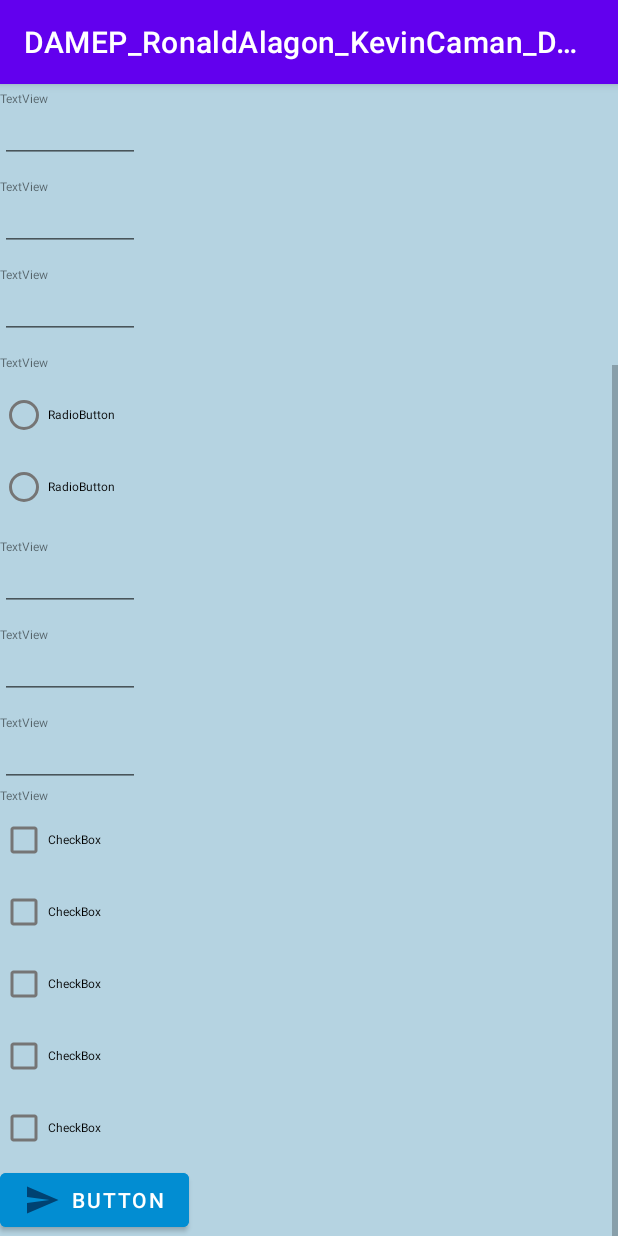
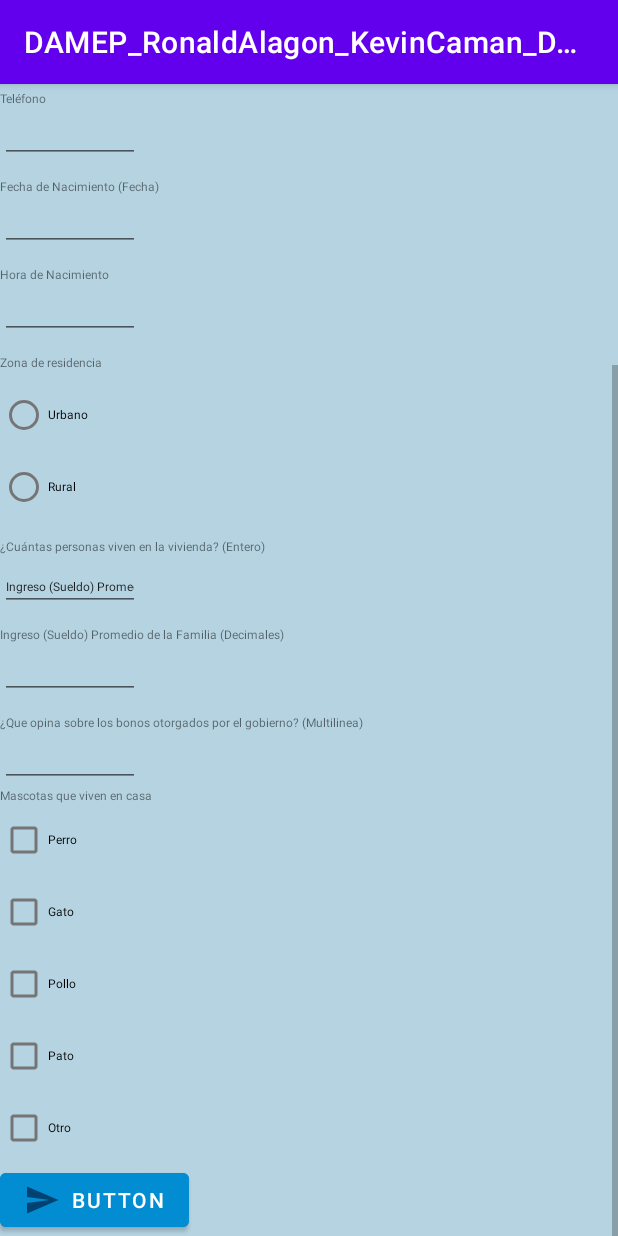
Before and after one commit to DieGodV3/dam_ep_QCA, an Android app: the screen it shows after launch (MainActivity), scrolled down 248 dp, on a phone screen of 412 x 824 dp. Run offline under Robolectric (Android 15) with nearby library versions, the phone set to English and light mode, and no system bars.

Commit message:
Caman tercera parte

```diff
--- a/DAMEP_RonaldAlagon_KevinCaman_DiegoQuispe/app/src/main/res/layout/activity_main.xml
+++ b/DAMEP_RonaldAlagon_KevinCaman_DiegoQuispe/app/src/main/res/layout/activity_main.xml
@@ -8,13 +8,14 @@
     tools:context=".MainActivity">
 
     <ScrollView
+        android:id="@+id/plco"
         android:layout_width="match_parent"
         android:layout_height="match_parent">
 
         <LinearLayout
             android:layout_width="match_parent"
             android:layout_height="wrap_content"
-            android:orientation="vertical" >
+            android:orientation="vertical">
 
             <TextView
                 android:id="@+id/textView"
@@ -27,115 +28,120 @@
                 android:textSize="24sp" />
 
             <TextView
-                android:id="@+id/textView2"
+                android:id="@+id/txtan"
                 android:layout_width="wrap_content"
                 android:layout_height="wrap_content"
                 android:layout_marginStart="10dp"
                 android:layout_marginTop="10dp"
-                android:text="TextView"
+                android:text="@string/txtan"
                 android:textSize="8sp" />
 
             <EditText
-                android:id="@+id/editTextTextPersonName"
+                android:id="@+id/plan"
                 android:layout_width="208dp"
                 android:layout_height="43dp"
                 android:layout_marginTop="5dp"
                 android:ems="10"
                 android:inputType="textPersonName"
-                android:text="Name"
+                android:text="@string/plan"
                 android:textSize="8sp" />
 
             <TextView
-                android:id="@+id/textView3"
+                android:id="@+id/txco"
                 android:layout_width="wrap_content"
                 android:layout_height="wrap_content"
                 android:layout_marginTop="10dp"
-                android:text="TextView"
+                android:text="@string/txco"
                 android:textSize="8sp" />
 
             <EditText
-                android:id="@+id/editTextTextEmailAddress"
+                android:id="@+id/plco"
                 android:layout_width="208dp"
                 android:layout_height="45dp"
                 android:layout_marginTop="5dp"
                 android:ems="10"
                 android:inputType="textEmailAddress"
+                android:text="@string/plco"
                 android:textSize="8sp" />
 
             <TextView
-                android:id="@+id/textView4"
+                android:id="@+id/txtcl"
                 android:layout_width="wrap_content"
                 android:layout_height="wrap_content"
                 android:layout_marginTop="10dp"
-                android:text="TextView"
+                android:text="@string/txtcl"
                 android:textSize="8sp" />
 
             <EditText
-                android:id="@+id/editTextTextPassword"
+                android:id="@+id/plc"
                 android:layout_width="wrap_content"
                 android:layout_height="wrap_content"
                 android:layout_marginTop="5dp"
                 android:ems="10"
                 android:inputType="textPassword"
+                android:text="@string/pl"
                 android:textSize="8sp" />
 
             <TextView
-                android:id="@+id/textView5"
+                android:id="@+id/tf"
                 android:layout_width="wrap_content"
                 android:layout_height="wrap_content"
                 android:layout_marginTop="10dp"
-                android:text="TextView"
+                android:text="@string/tf"
                 android:textSize="8sp" />
 
             <EditText
-                android:id="@+id/editTextPhone"
+                android:id="@+id/pf"
                 android:layout_width="wrap_content"
                 android:layout_height="wrap_content"
                 android:layout_marginTop="5dp"
                 android:ems="10"
                 android:inputType="phone"
+                android:text="@string/pf"
                 android:textSize="8sp" />
 
             <TextView
-                android:id="@+id/textView6"
+                android:id="@+id/tfh"
                 android:layout_width="wrap_content"
                 android:layout_height="wrap_content"
                 android:layout_marginTop="10dp"
-                android:text="TextView"
+                android:text="@string/tff"
                 android:textSize="8sp" />
 
             <EditText
-                android:id="@+id/editTextDate"
+                android:id="@+id/tfp"
                 android:layout_width="wrap_content"
                 android:layout_height="wrap_content"
                 android:layout_marginTop="5dp"
                 android:ems="10"
                 android:inputType="date"
+                android:text="@string/tpf"
                 android:textSize="8sp" />
 
             <TextView
-                android:id="@+id/textView7"
+                android:id="@+id/h"
                 android:layout_width="wrap_content"
                 android:layout_height="wrap_content"
                 android:layout_marginTop="10dp"
-                android:text="TextView"
+                android:text="@string/h"
                 android:textSize="8sp" />
 
             <EditText
-                android:id="@+id/editTextTime"
+                android:id="@+id/hh"
                 android:layout_width="wrap_content"
                 android:layout_height="wrap_content"
                 android:layout_marginTop="5dp"
                 android:ems="10"
                 android:inputType="time"
+                android:text="@string/hh"
                 android:textSize="8sp" />
 
             <TextView
-                android:id="@+id/textView8"
+                android:id="@+id/z"
                 android:layout_width="wrap_content"
                 android:layout_height="wrap_content"
                 android:layout_marginTop="10dp"
-                android:text="TextView"
+                android:text="@string/zs"
                 android:textSize="8sp" />
 
             <RadioGroup
@@ -145,112 +151,115 @@
                 android:layout_marginTop="5dp">
 
                 <RadioButton
-                    android:id="@+id/radioButton"
+                    android:id="@+id/u"
                     android:layout_width="match_parent"
                     android:layout_height="wrap_content"
-                    android:text="RadioButton"
+                    android:text="@string/u"
                     android:textSize="8sp" />
 
                 <RadioButton
-                    android:id="@+id/radioButton2"
+                    android:id="@+id/r"
                     android:layout_width="match_parent"
                     android:layout_height="wrap_content"
-                    android:text="RadioButton"
+                    android:text="@string/r"
                     android:textSize="8sp" />
             </RadioGroup>
 
             <TextView
-                android:id="@+id/textView9"
+                android:id="@+id/vr"
                 android:layout_width="wrap_content"
                 android:layout_height="wrap_content"
                 android:layout_marginTop="10dp"
-                android:text="TextView"
+                android:text="@string/vr"
                 android:textSize="8sp" />
 
             <EditText
-                android:id="@+id/editTextNumber"
+                android:id="@+id/vrr"
                 android:layout_width="wrap_content"
                 android:layout_height="wrap_content"
                 android:layout_marginTop="5dp"
                 android:ems="10"
                 android:inputType="number"
+                android:text="@string/i"
                 android:textSize="8sp" />
 
             <TextView
-                android:id="@+id/textView10"
+                android:id="@+id/pr"
                 android:layout_width="wrap_content"
                 android:layout_height="wrap_content"
                 android:layout_marginTop="10dp"
-                android:text="TextView"
+                android:text="@string/ghd"
                 android:textSize="8sp" />
 
             <EditText
-                android:id="@+id/editTextNumberDecimal"
+                android:id="@+id/ii"
                 android:layout_width="wrap_content"
                 android:layout_height="wrap_content"
                 android:layout_marginTop="5dp"
                 android:ems="10"
                 android:inputType="numberDecimal"
+                android:text="@string/ii"
                 android:textSize="8sp" />
 
             <TextView
-                android:id="@+id/textView11"
+                android:id="@+id/op"
                 android:layout_width="wrap_content"
                 android:layout_height="wrap_content"
                 android:layout_marginTop="10dp"
-                android:text="TextView"
+                android:text="@string/pr"
                 android:textSize="8sp" />
 
             <EditText
-                android:id="@+id/editTextTextMultiLine"
+                android:id="@+id/o"
                 android:layout_width="wrap_content"
                 android:layout_height="wrap_content"
                 android:layout_marginTop="5dp"
                 android:ems="10"
                 android:gravity="start|top"
                 android:inputType="textMultiLine"
+                android:text="@string/o"
                 android:textSize="8sp" />
 
             <TextView
-                android:id="@+id/textView12"
+                android:id="@+id/ms"
                 android:layout_width="wrap_content"
                 android:layout_height="wrap_content"
-                android:text="TextView"
+                android:text="@string/cc"
                 android:textSize="8sp" />
 
             <CheckBox
-                android:id="@+id/checkBox"
+                android:id="@+id/pp"
                 android:layout_width="wrap_content"
                 android:layout_height="wrap_content"
-                android:text="CheckBox"
+                android:text="@string/pp"
                 android:textSize="8sp" />
 
             <CheckBox
-                android:id="@+id/checkBox2"
+                android:id="@+id/gt"
                 android:layout_width="wrap_content"
                 android:layout_height="wrap_content"
-                android:text="CheckBox"
+                android:text="@string/gt"
                 android:textSize="8sp" />
 
             <CheckBox
-                android:id="@+id/checkBox3"
+                android:id="@+id/pll"
                 android:layout_width="wrap_content"
                 android:layout_height="wrap_content"
-                android:text="CheckBox"
+                android:text="@string/Pll"
                 android:textSize="8sp" />
 
             <CheckBox
                 android:id="@+id/checkBox4"
                 android:layout_width="wrap_content"
                 android:layout_height="wrap_content"
-                android:text="CheckBox"
+                android:text="@string/Pt"
                 android:textSize="8sp" />
 
             <CheckBox
                 android:id="@+id/checkBox5"
                 android:layout_width="wrap_content"
                 android:layout_height="wrap_content"
-                android:text="CheckBox"
+                android:text="@string/otr"
                 android:textSize="8sp" />
 
             <Button
--- a/DAMEP_RonaldAlagon_KevinCaman_DiegoQuispe/app/src/main/res/values/strings.xml
+++ b/DAMEP_RonaldAlagon_KevinCaman_DiegoQuispe/app/src/main/res/values/strings.xml
@@ -1,3 +1,34 @@
 <resources>
     <string name="app_name">DAMEP_RonaldAlagon_KevinCaman_DiegoQuispe</string>
+    <string name="txtan">Apellido y Nombre</string>
+    <string name="plan" />
+    <string name="txco">Correo Electrónico</string>
+    <string name="plco" />
+    <string name="txtcl">Clave:</string>
+    <string name="pl" />
+    <string name="tf">Teléfono</string>
+    <string name="pf" />
+    <string name="txf" />
+    <string name="tff">Fecha de Nacimiento (Fecha)</string>
+    <string name="tpf" />
+    <string name="h">Hora de Nacimiento</string>
+    <string name="hh" />
+    <string name="zz">Hora de Nacimiento</string>
+    <string name="zzz">Zona de Nacimiento</string>
+    <string name="zs">Zona de residencia</string>
+    <string name="u">Urbano</string>
+    <string name="r">Rural</string>
+    <string name="vr">¿Cuántas personas viven en la vivienda? (Entero)</string>
+    <string name="vrr" />
+    <string name="i">Ingreso (Sueldo) Promedio de la Familia (Decimales)</string>
+    <string name="ii" />
+    <string name="pr">¿Que opina sobre los bonos otorgados por el gobierno? (Multilinea)</string>
+    <string name="ghd">Ingreso (Sueldo) Promedio de la Familia (Decimales)</string>
+    <string name="o" />
+    <string name="cc">Mascotas que viven en casa</string>
+    <string name="pp">Perro</string>
+    <string name="gt">Gato</string>
+    <string name="Pll">Pollo</string>
+    <string name="Pt">Pato</string>
+    <string name="otr">Otro</string>
 </resources>
```
